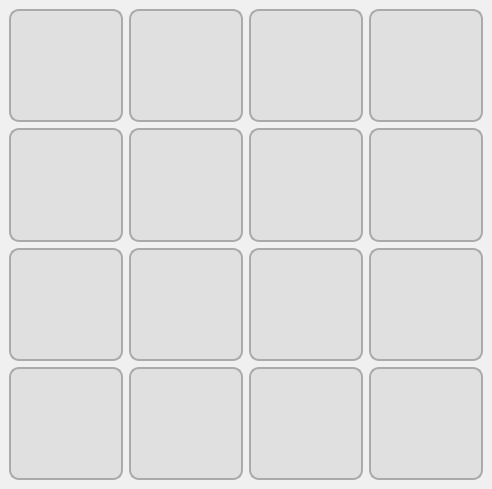
Qt form GUI (Qt)/Assignment 19/Puzzle 15/main.ui (Amirreza1h1/Pylearn) before a commit.
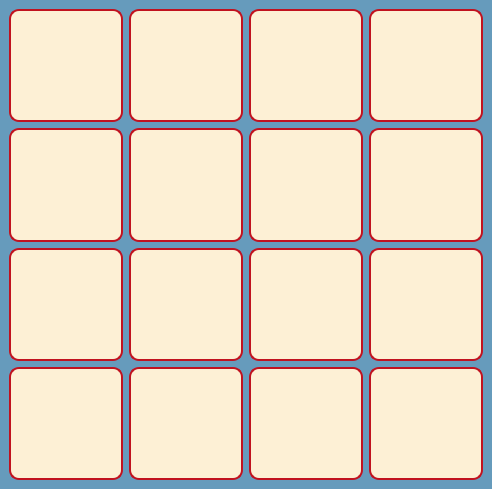
The same form after that commit.

```diff
--- a/GUI (Qt)/Assignment 19/Puzzle 15/main.ui
+++ b/GUI (Qt)/Assignment 19/Puzzle 15/main.ui
@@ -15,15 +15,15 @@
   </property>
   <property name="styleSheet">
    <string notr="true">QWidget {
-    background-color: #f0f0f0;
+    background-color: #669BBC;
 }
 
 QPushButton {
     font-size: 26px;
     font-weight: bold;
     color: #333;
-    background-color: #e0e0e0;
-    border: 2px solid #aaa;
+    background-color: #FDF0D5;
+    border: 2px solid #C1121F;
     border-radius: 10px;
     min-width: 60px;
     min-height: 60px;
```
